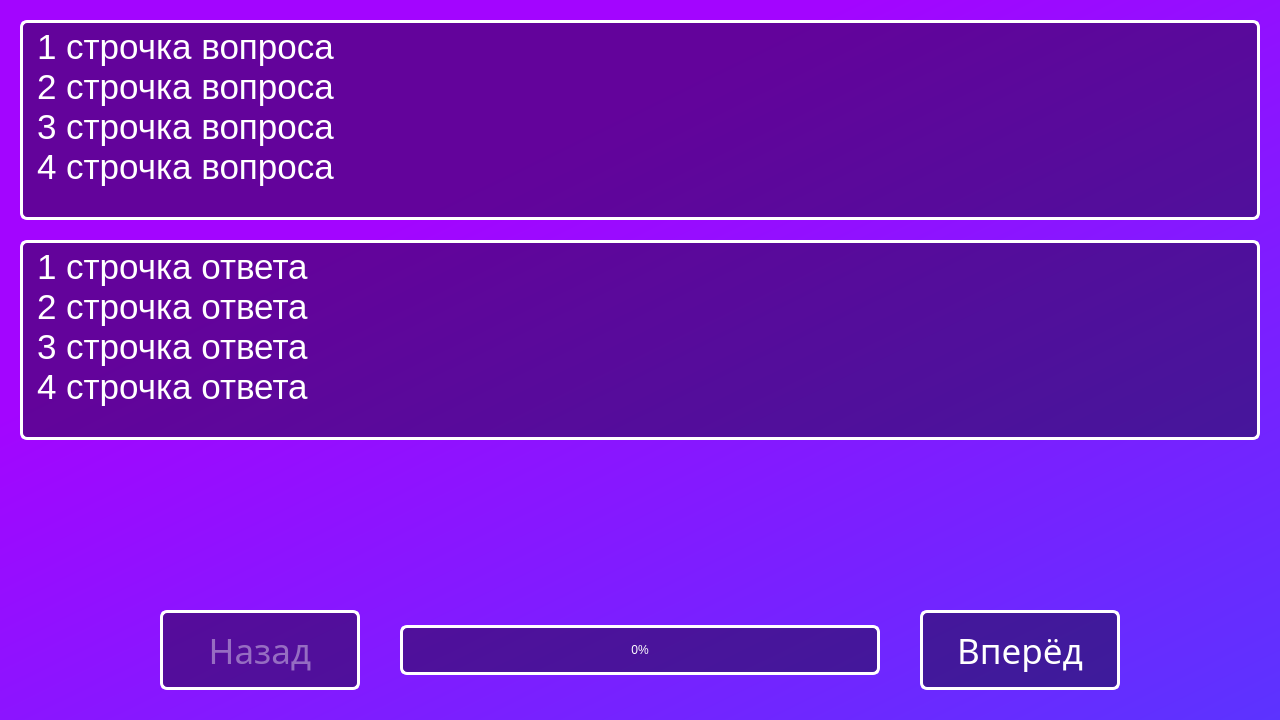
Old version of the form theory.ui in the repository Bubblegubm/appforstaff.
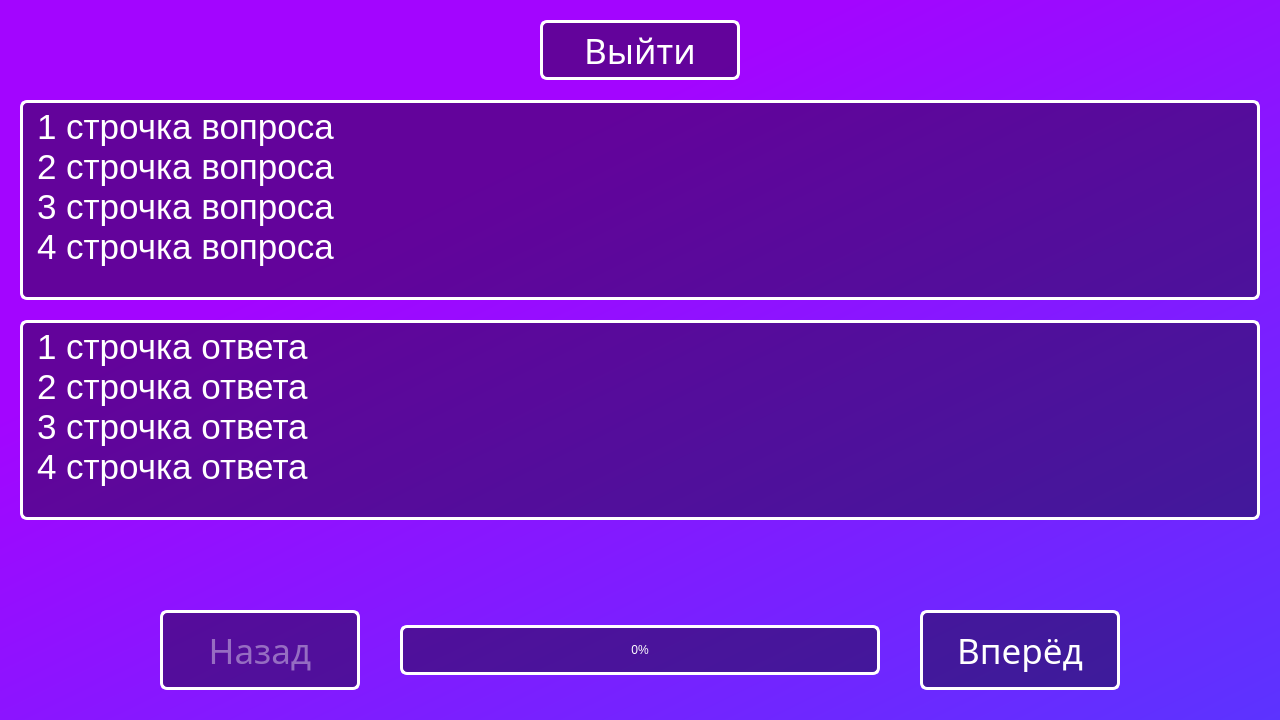
New version of the form.

Diff of the .ui file:
```diff
--- a/theory.ui
+++ b/theory.ui
@@ -27,7 +27,7 @@
     <property name="geometry">
      <rect>
       <x>20</x>
-      <y>20</y>
+      <y>100</y>
       <width>1240</width>
       <height>200</height>
      </rect>
@@ -182,7 +182,7 @@
     <property name="geometry">
      <rect>
       <x>20</x>
-      <y>240</y>
+      <y>320</y>
       <width>1240</width>
       <height>200</height>
      </rect>
@@ -209,6 +209,55 @@
 &lt;p style=&quot; margin-top:0px; margin-bottom:0px; margin-left:0px; margin-right:0px; -qt-block-indent:0; text-indent:0px;&quot;&gt;4 строчка ответа&lt;/p&gt;&lt;/body&gt;&lt;/html&gt;</string>
     </property>
    </widget>
+   <widget class="QPushButton" name="ButtonExit">
+    <property name="enabled">
+     <bool>true</bool>
+    </property>
+    <property name="geometry">
+     <rect>
+      <x>540</x>
+      <y>20</y>
+      <width>200</width>
+      <height>60</height>
+     </rect>
+    </property>
+    <property name="maximumSize">
+     <size>
+      <width>16777215</width>
+      <height>16777215</height>
+     </size>
+    </property>
+    <property name="font">
+     <font>
+      <family>Ambient(RUS BY LYAJKA)</family>
+      <pointsize>26</pointsize>
+      <weight>50</weight>
+      <italic>false</italic>
+      <bold>false</bold>
+     </font>
+    </property>
+    <property name="styleSheet">
+     <string notr="true">QPushButton{
+color: rgb(255, 255, 255);
+border: 3px solid rgb(255, 255, 255);
+border-radius: 7px;
+font: 26pt &quot;Ambient(RUS BY LYAJKA)&quot;;
+background-color: rgba(0, 0, 0, 100);
+width: 50px;
+}
+
+QPushButton::hover{
+background-color: rgba(0, 0, 0, 150);
+}
+
+QPushButton::pressed{
+background-color: rgba(0, 0, 0, 200);
+}</string>
+    </property>
+    <property name="text">
+     <string>Выйти</string>
+    </property>
+   </widget>
   </widget>
  </widget>
  <resources/>
```
